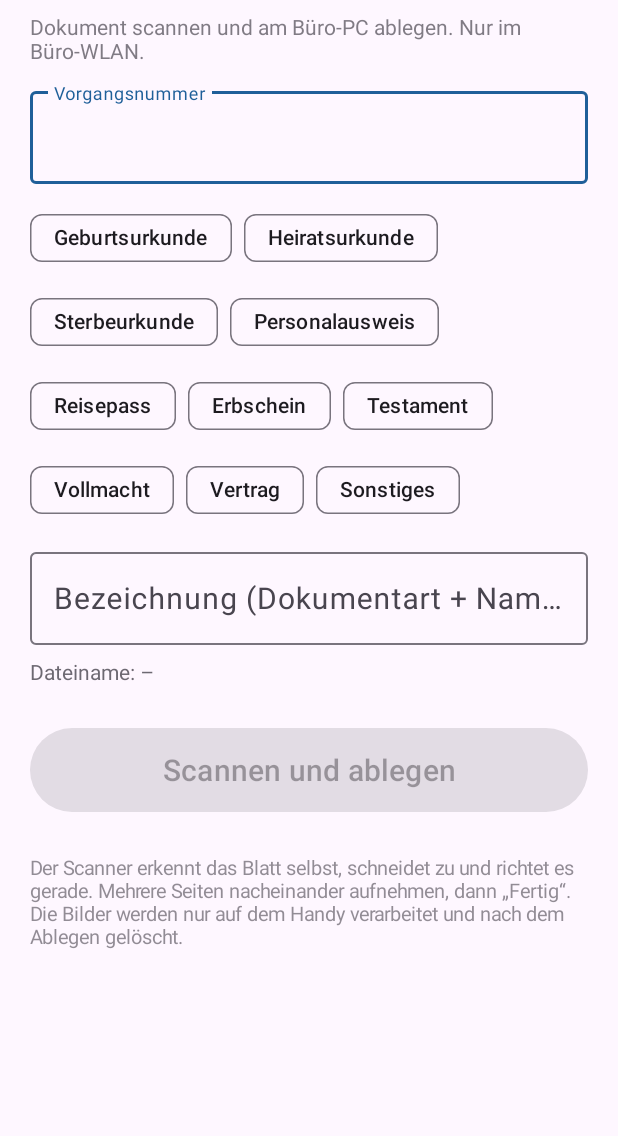
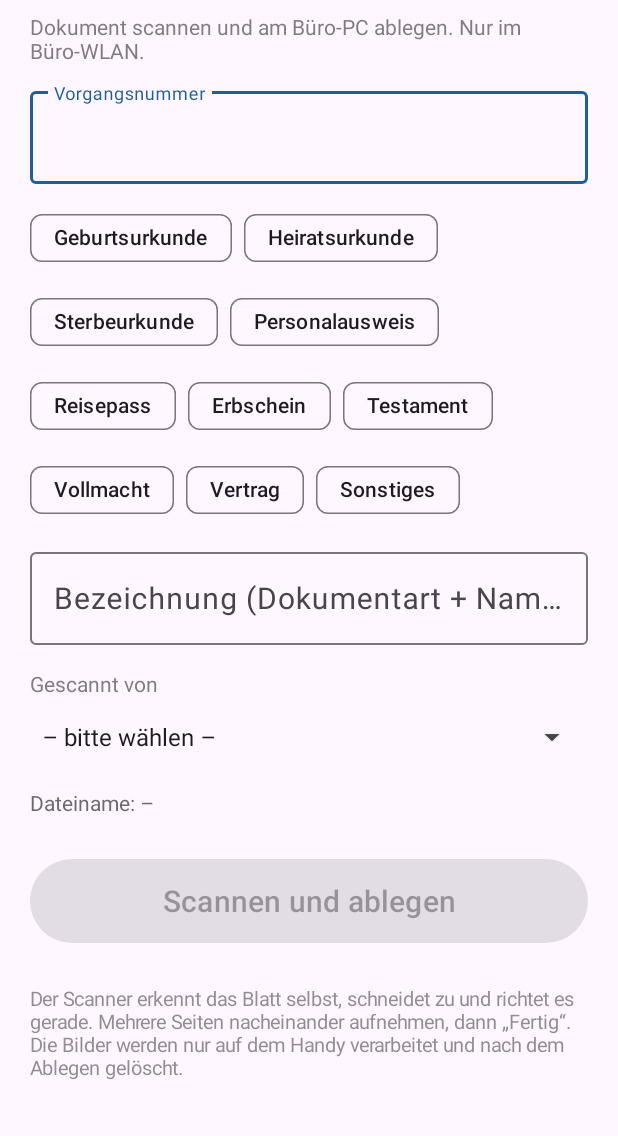
Before and after one commit to twoinar/tools, an Android app: the screen it shows after launch (MainActivity), on a phone screen of 412 x 824 dp, the part 100-1236 px from its top. Run offline under Robolectric (Android 15) with nearby library versions, the phone set to English and light mode, and no system bars; libraries missing offline, so code that uses them is left out: com.google.mlkit.vision, com.tom_roush.pdfbox; pictures from the network do not load; 4 statements that could not run were skipped.

Commit message:
Handy-Scan App 2.1: Auswahl „Gescannt von“, Vermerk unter jeder Seite und als PDF-Autor
Co-Authored-By: Claude Opus 5.5 (1M context) <noreply@anthropic.com>
Claude-Session: https://claude.ai/code/session_01XENJy3jj9U2tHGMxHpZZCx

```diff
--- a/android/handyscan/app/build.gradle.kts
+++ b/android/handyscan/app/build.gradle.kts
@@ -11,8 +11,8 @@ android {
         applicationId = "de.notarwoinar.handyscan"
         minSdk = 26
         targetSdk = 34
-        versionCode = 1
-        versionName = "2.0"
+        versionCode = 2
+        versionName = "2.1"
     }
 
     // Fester Schlüssel im Repo, damit sich jede neue Version über die alte installieren lässt.
@@ -46,4 +46,5 @@ dependencies {
     implementation("com.google.android.material:material:1.12.0")
     implementation("androidx.appcompat:appcompat:1.7.0")
     implementation("androidx.activity:activity-ktx:1.9.2")
+    implementation("com.tom-roush:pdfbox-android:2.0.27.0")
 }
--- a/android/handyscan/app/src/main/java/de/notarwoinar/handyscan/MainActivity.kt
+++ b/android/handyscan/app/src/main/java/de/notarwoinar/handyscan/MainActivity.kt
@@ -11,9 +11,11 @@ import android.text.TextWatcher
 import android.util.TypedValue
 import android.view.Gravity
 import android.view.View
+import android.widget.ArrayAdapter
 import android.widget.EditText
 import android.widget.LinearLayout
 import android.widget.ScrollView
+import android.widget.Spinner
 import android.widget.TextView
 import androidx.activity.result.IntentSenderRequest
 import androidx.activity.result.contract.ActivityResultContracts
@@ -27,7 +29,17 @@ import com.google.android.material.textfield.TextInputLayout
 import com.google.mlkit.vision.documentscanner.GmsDocumentScannerOptions
 import com.google.mlkit.vision.documentscanner.GmsDocumentScanning
 import com.google.mlkit.vision.documentscanner.GmsDocumentScanningResult
+import com.tom_roush.pdfbox.android.PDFBoxResourceLoader
+import com.tom_roush.pdfbox.pdmodel.PDDocument
+import com.tom_roush.pdfbox.pdmodel.PDPageContentStream
+import com.tom_roush.pdfbox.pdmodel.common.PDRectangle
+import com.tom_roush.pdfbox.pdmodel.font.PDType1Font
+import java.io.ByteArrayOutputStream
 import java.io.File
+import java.text.SimpleDateFormat
+import java.util.Calendar
+import java.util.Date
+import java.util.Locale
 import java.net.HttpURLConnection
 import java.net.URL
 import java.net.URLEncoder
@@ -36,6 +48,8 @@ import kotlin.concurrent.thread
 // Handy-Scan als App: Google-Dokumentenscanner (läuft auf dem Handy, ohne Cloud) erkennt und
 // schneidet die Seiten zu; das fertige PDF geht an den Handy-Scan-Server auf dem Büro-PC, der es
 // als <Basisordner>\<Vorgangsnummer> <Bezeichnung>.pdf ablegt.
+// Wer gescannt hat, steht als Zeile unter jeder Seite und als Autor im PDF (wichtig für spätere
+// Beglaubigungen: hat der Notar das Original selbst gesehen?).
 class MainActivity : AppCompatActivity() {
 
     private val arten = listOf(
@@ -49,7 +63,14 @@ class MainActivity : AppCompatActivity() {
     private lateinit var dateiname: TextView
     private lateinit var meldung: TextView
     private lateinit var scannen: MaterialButton
+    private lateinit var personWahl: Spinner
     private var art = ""
+
+    private val keinePerson = "– bitte wählen –"
+    private val personenVorgabe = listOf(
+        "Notar Thomas Woinar", "Notarassessor", "C. Schulz", "F. Hillebrand", "M. Senechal",
+        "A. Daßdorff", "E. Gießler", "A. Lamprecht", "S. Schumann",
+    )
 
     private val prefs by lazy { getSharedPreferences("handyscan", Context.MODE_PRIVATE) }
     private var server: String
@@ -58,6 +79,12 @@ class MainActivity : AppCompatActivity() {
     private var pin: String
         get() = prefs.getString("pin", "") ?: ""
         set(v) = prefs.edit().putString("pin", v).apply()
+    private var personen: List<String>
+        get() = (prefs.getString("personen", null)?.lines() ?: personenVorgabe).map { it.trim() }.filter { it.isNotEmpty() }
+        set(v) = prefs.edit().putString("personen", v.joinToString("\n")).apply()
+    private var person: String
+        get() = prefs.getString("person", "") ?: ""
+        set(v) = prefs.edit().putString("person", v).apply()
 
     private val scanner = registerForActivityResult(ActivityResultContracts.StartIntentSenderForResult()) { r ->
         if (r.resultCode != Activity.RESULT_OK) { zeige("Scan abgebrochen.", false); return@registerForActivityResult }
@@ -69,6 +96,7 @@ class MainActivity : AppCompatActivity() {
 
     override fun onCreate(savedInstanceState: Bundle?) {
         super.onCreate(savedInstanceState)
+        PDFBoxResourceLoader.init(applicationContext)
         setContentView(oberflaeche())
         aktualisieren()
     }
@@ -127,6 +155,25 @@ class MainActivity : AppCompatActivity() {
         val (l2, e2) = feld("Bezeichnung (Dokumentart + Name)", InputType.TYPE_CLASS_TEXT or InputType.TYPE_TEXT_FLAG_CAP_WORDS)
         bez = e2; spalte.addView(l2)
 
+        spalte.addView(TextView(this).apply {
+            text = "Gescannt von"
+            alpha = 0.7f
+            layoutParams = LinearLayout.LayoutParams(-1, -2).apply { topMargin = dp(16) }
+        })
+        personWahl = Spinner(this).apply {
+            layoutParams = LinearLayout.LayoutParams(-1, dp(52))
+            onItemSelectedListener = object : android.widget.AdapterView.OnItemSelectedListener {
+                override fun onItemSelected(p: android.widget.AdapterView<*>?, v: View?, pos: Int, id: Long) {
+                    val wahl = selectedItem?.toString() ?: ""
+                    person = if (wahl == keinePerson) "" else wahl
+                    aktualisieren()
+                }
+                override fun onNothingSelected(p: android.widget.AdapterView<*>?) {}
+            }
+        }
+        spalte.addView(personWahl)
+        personenLaden()
+
         dateiname = TextView(this).apply {
             layoutParams = LinearLayout.LayoutParams(-1, -2).apply { topMargin = dp(8) }
             alpha = 0.8f
@@ -168,6 +215,14 @@ class MainActivity : AppCompatActivity() {
         return ScrollView(this).apply { addView(spalte) }
     }
 
+    private fun personenLaden() {
+        val liste = listOf(keinePerson) + personen
+        val a = ArrayAdapter(this, android.R.layout.simple_spinner_item, liste)
+        a.setDropDownViewResource(android.R.layout.simple_spinner_dropdown_item)
+        personWahl.adapter = a
+        personWahl.setSelection(liste.indexOf(person).coerceAtLeast(0))
+    }
+
     // Dokumentart setzt den Anfang der Bezeichnung; dahinter Getipptes bleibt stehen
     private fun artWaehlen(a: String, an: Boolean) {
         var rest = bez.text?.toString() ?: ""
@@ -186,7 +241,7 @@ class MainActivity : AppCompatActivity() {
     private fun aktualisieren() {
         dateiname.text = if (nummer().isEmpty()) "Dateiname: –"
         else "Dateiname: ${nummer()} ${bezeichnung().ifEmpty { "Scan" }}.pdf"
-        scannen.isEnabled = nummer().isNotEmpty()
+        scannen.isEnabled = nummer().isNotEmpty() && person.isNotEmpty()
     }
 
     private fun zeige(text: String, gut: Boolean?) {
@@ -199,6 +254,7 @@ class MainActivity : AppCompatActivity() {
     // ------------------------------------------------------------------ Scannen
     private fun scanStarten() {
         if (nummer().isEmpty()) { zeige("Bitte zuerst die Vorgangsnummer eingeben.", false); return }
+        if (person.isEmpty()) { zeige("Bitte auswählen, wer scannt.", false); return }
         val optionen = GmsDocumentScannerOptions.Builder()
             .setGalleryImportAllowed(false)
             .setPageLimit(30)
@@ -212,12 +268,13 @@ class MainActivity : AppCompatActivity() {
 
     // ------------------------------------------------------------------ Ablegen am Büro-PC
     private fun hochladen(uri: Uri, seiten: Int) {
-        val n = nummer(); val b = bezeichnung()
+        val n = nummer(); val b = bezeichnung(); val wer = person
         zeige("$seiten Seite(n) – wird am Büro-PC abgelegt …", null)
         scannen.isEnabled = false
         thread {
             val ergebnis = try {
-                val daten = contentResolver.openInputStream(uri)!!.use { it.readBytes() }
+                val roh = contentResolver.openInputStream(uri)!!.use { it.readBytes() }
+                val daten = vermerken(roh, wer)
                 val url = URL(server.trimEnd('/') + "/api/ablegen?nr=" + URLEncoder.encode(n, "UTF-8") +
                     "&datei=" + URLEncoder.encode(b, "UTF-8").replace("+", "%20"))
                 val c = url.openConnection() as HttpURLConnection
@@ -246,7 +303,7 @@ class MainActivity : AppCompatActivity() {
                     code == 403 -> { zeige("PIN falsch oder fehlt. Bitte unter ⚙ die PIN eintragen und erneut scannen.", false); einstellungen() }
                     code in 200..299 -> {
                         val datei = Regex("\"datei\"\\s*:\\s*\"([^\"]*)\"").find(text)?.groupValues?.get(1) ?: "PDF"
-                        zeige("✓ Abgelegt: $datei", true)
+                        zeige("✓ Abgelegt: $datei\nGescannt von $wer", true)
                         bez.setText(""); art = ""
                         for (i in 0 until chips.childCount) (chips.getChildAt(i) as Chip).isChecked = false
                     }
@@ -259,19 +316,70 @@ class MainActivity : AppCompatActivity() {
         }
     }
 
+    // ------------------------------------------------------------------ Vermerk im PDF
+    // Unter jede Seite kommt ein schmaler Streifen mit „Gescannt von … am …“ – die Seite wird dafür
+    // nach unten verlängert, der Scan selbst bleibt unverdeckt. Dazu Autor und Betreff im PDF.
+    private fun vermerken(pdf: ByteArray, wer: String): ByteArray {
+        val jetzt = Date()
+        val zeit = SimpleDateFormat("dd.MM.yyyy 'um' HH:mm 'Uhr'", Locale.GERMANY).format(jetzt)
+        val zeile = latin1("Gescannt von $wer am $zeit mit Handy-Scan")
+        PDDocument.load(pdf).use { doc ->
+            for (seite in doc.pages) {
+                val box = seite.mediaBox
+                val streifen = 22f
+                val neu = PDRectangle(box.lowerLeftX, box.lowerLeftY - streifen, box.width, box.height + streifen)
+                seite.mediaBox = neu
+                seite.cropBox = neu
+                PDPageContentStream(doc, seite, PDPageContentStream.AppendMode.APPEND, true, true).use { cs ->
+                    cs.setNonStrokingColor(1f, 1f, 1f)
+                    cs.addRect(neu.lowerLeftX, neu.lowerLeftY, neu.width, streifen)
+                    cs.fill()
+                    cs.setNonStrokingColor(0.25f, 0.25f, 0.25f)
+                    cs.beginText()
+                    cs.setFont(PDType1Font.HELVETICA, 8f)
+                    cs.newLineAtOffset(neu.lowerLeftX + 10f, neu.lowerLeftY + 8f)
+                    cs.showText(zeile)
+                    cs.endText()
+                }
+            }
+            val info = doc.documentInformation
+            info.author = latin1(wer)
+            info.subject = zeile
+            info.creator = "Handy-Scan"
+            info.creationDate = Calendar.getInstance().apply { time = jetzt }
+            val aus = ByteArrayOutputStream()
+            doc.save(aus)
+            return aus.toByteArray()
+        }
+    }
+
+    // Die Standardschrift kennt nur westeuropäische Zeichen (Umlaute und ß gehen)
+    private fun latin1(s: String) = s.map { if (it.code in 32..255) it else '?' }.joinToString("")
+
     // ------------------------------------------------------------------ Einstellungen
     private fun einstellungen() {
         val box = LinearLayout(this).apply { orientation = LinearLayout.VERTICAL; setPadding(dp(20), dp(8), dp(20), 0) }
         val s = EditText(this).apply { setText(server); hint = "http://10.100.100.104:8765/"; inputType = InputType.TYPE_TEXT_VARIATION_URI }
-        val p = EditText(this).apply { setText(pin); hint = "PIN"; inputType = InputType.TYPE_CLASS_NUMBER or InputType.TYPE_NUMBER_VARIATION_PASSWORD }
-        box.addView(TextView(this).apply { text = "Adresse des Büro-PCs" })
+        val p = EditText(this).apply { setText(pin); hint = "leer lassen"; inputType = InputType.TYPE_CLASS_NUMBER or InputType.TYPE_NUMBER_VARIATION_PASSWORD }
+        val l = EditText(this).apply {
+            setText(personen.joinToString("\n"))
+            inputType = InputType.TYPE_CLASS_TEXT or InputType.TYPE_TEXT_FLAG_MULTI_LINE or InputType.TYPE_TEXT_FLAG_CAP_WORDS
+            minLines = 4
+        }
+        box.addView(TextView(this).apply { text = "Wer scannt (ein Name pro Zeile)" })
+        box.addView(l)
+        box.addView(TextView(this).apply { text = "Adresse des Büro-PCs"; setPadding(0, dp(12), 0, 0) })
         box.addView(s)
-        box.addView(TextView(this).apply { text = "PIN"; setPadding(0, dp(12), 0, 0) })
+        box.addView(TextView(this).apply { text = "PIN (nur falls am PC eine vergeben ist)"; setPadding(0, dp(12), 0, 0) })
         box.addView(p)
         AlertDialog.Builder(this)
             .setTitle("Einstellungen")
-            .setView(box)
-            .setPositiveButton("Speichern") { _, _ -> server = s.text.toString().trim(); pin = p.text.toString().trim() }
+            .setView(ScrollView(this).apply { addView(box) })
+            .setPositiveButton("Speichern") { _, _ ->
+                server = s.text.toString().trim(); pin = p.text.toString().trim()
+                personen = l.text.toString().lines().map { it.trim() }.filter { it.isNotEmpty() }
+                personenLaden()
+            }
             .setNegativeButton("Abbrechen", null)
             .show()
     }
```
